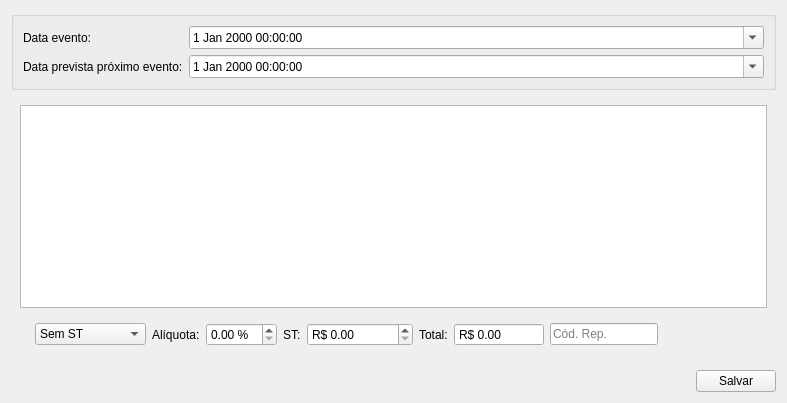
darktorres/ERP-STACCATO, file ui/inputdialogproduto.ui: the form before one commit.
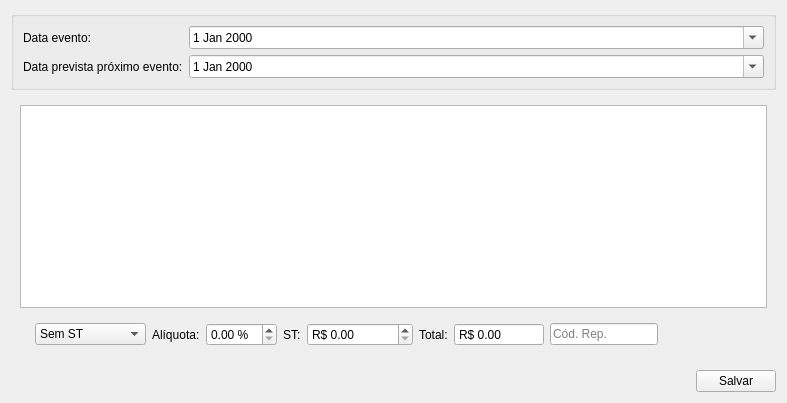
The form after the commit. Custom widgets are drawn as their Qt base class.

Commit message:
Replace QDateTime with QDate
The MySQL field is date only

What changed in the file:
```diff
--- a/ui/inputdialogproduto.ui
+++ b/ui/inputdialogproduto.ui
@@ -32,7 +32,7 @@
        </widget>
       </item>
       <item row="0" column="1">
-       <widget class="QDateTimeEdit" name="dateEditEvento">
+       <widget class="QDateEdit" name="dateEditEvento">
         <property name="sizePolicy">
          <sizepolicy hsizetype="Expanding" vsizetype="Fixed">
           <horstretch>0</horstretch>
@@ -45,7 +45,7 @@
        </widget>
       </item>
       <item row="1" column="1">
-       <widget class="QDateTimeEdit" name="dateEditProximo">
+       <widget class="QDateEdit" name="dateEditProximo">
         <property name="sizePolicy">
          <sizepolicy hsizetype="Expanding" vsizetype="Fixed">
           <horstretch>0</horstretch>
```
The commit also changes 23 other files.
